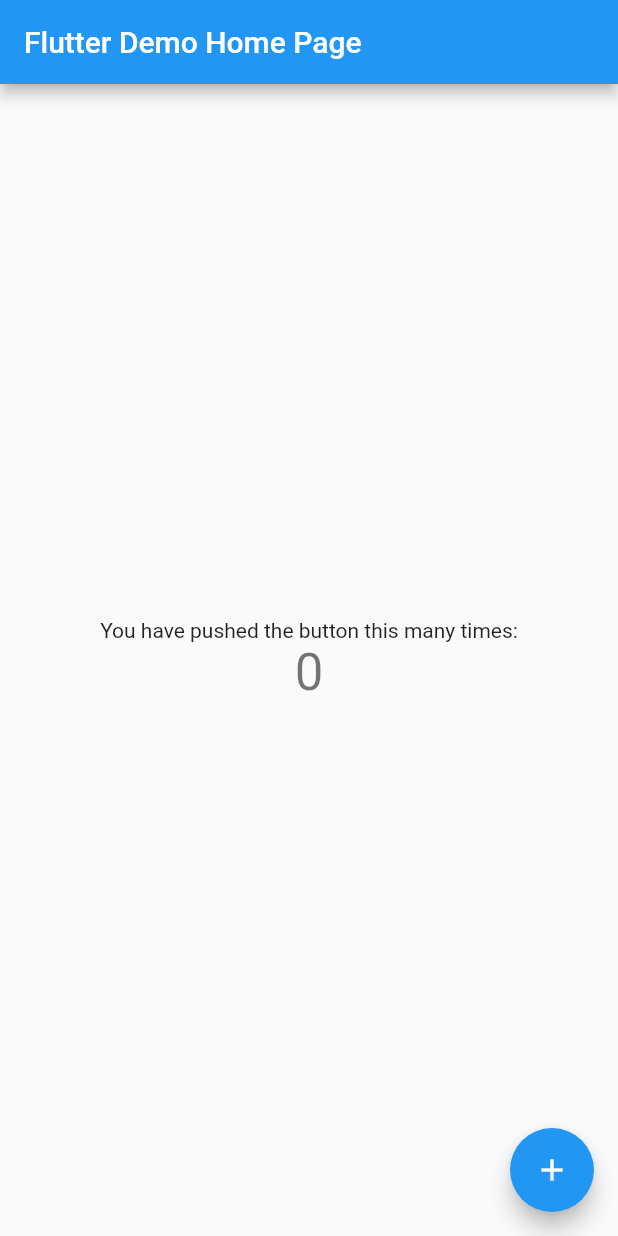
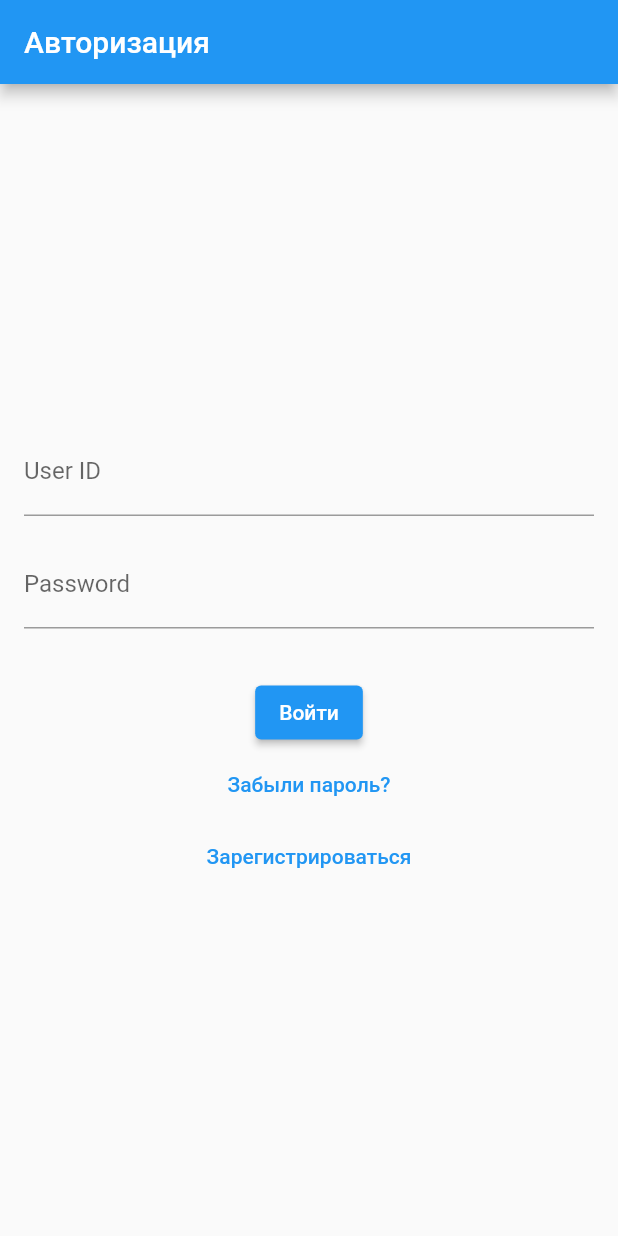
Before and after one commit to Leha-SAN/checkingwork, a Flutter app: the screen it shows after launch, on a phone screen of 412 x 824 dp. Run offline on Flutter 3.47's test engine with Material 2 defaults, Android fonts, the phone set to English and light mode, and no system bars.

Commit message:
Домашнее задание к уроку 9

```diff
--- a/lib/main.dart
+++ b/lib/main.dart
@@ -1,115 +1,23 @@
 import 'package:flutter/material.dart';
+import 'screens/login_screen.dart';
+import 'screens/code_input_screen.dart';
 
 void main() {
-  runApp(const MyApp());
+  runApp(MyApp());
 }
 
 class MyApp extends StatelessWidget {
-  const MyApp({super.key});
-
-  // This widget is the root of your application.
   @override
   Widget build(BuildContext context) {
+    // Проверка наличия данных пользователя
+    bool userExists = false; // Замените на реальную проверку
+
     return MaterialApp(
-      title: 'Flutter Demo',
+      title: 'Auth Example',
       theme: ThemeData(
-        // This is the theme of your application.
-        //
-        // Try running your application with "flutter run". You'll see the
-        // application has a blue toolbar. Then, without quitting the app, try
-        // changing the primarySwatch below to Colors.green and then invoke
-        // "hot reload" (press "r" in the console where you ran "flutter run",
-        // or simply save your changes to "hot reload" in a Flutter IDE).
-        // Notice that the counter didn't reset back to zero; the application
-        // is not restarted.
         primarySwatch: Colors.blue,
       ),
-      home: const MyHomePage(title: 'Flutter Demo Home Page'),
+      home: userExists ? CodeInputScreen() : LoginScreen(),
     );
   }
 }
-
-class MyHomePage extends StatefulWidget {
-  const MyHomePage({super.key, required this.title});
-
-  // This widget is the home page of your application. It is stateful, meaning
-  // that it has a State object (defined below) that contains fields that affect
-  // how it looks.
-
-  // This class is the configuration for the state. It holds the values (in this
-  // case the title) provided by the parent (in this case the App widget) and
-  // used by the build method of the State. Fields in a Widget subclass are
-  // always marked "final".
-
-  final String title;
-
-  @override
-  State<MyHomePage> createState() => _MyHomePageState();
-}
-
-class _MyHomePageState extends State<MyHomePage> {
-  int _counter = 0;
-
-  void _incrementCounter() {
-    setState(() {
-      // This call to setState tells the Flutter framework that something has
-      // changed in this State, which causes it to rerun the build method below
-      // so that the display can reflect the updated values. If we changed
-      // _counter without calling setState(), then the build method would not be
-      // called again, and so nothing would appear to happen.
-      _counter++;
-    });
-  }
-
-  @override
-  Widget build(BuildContext context) {
-    // This method is rerun every time setState is called, for instance as done
-    // by the _incrementCounter method above.
-    //
-    // The Flutter framework has been optimized to make rerunning build methods
-    // fast, so that you can just rebuild anything that needs updating rather
-    // than having to individually change instances of widgets.
-    return Scaffold(
-      appBar: AppBar(
-        // Here we take the value from the MyHomePage object that was created by
-        // the App.build method, and use it to set our appbar title.
-        title: Text(widget.title),
-      ),
-      body: Center(
-        // Center is a layout widget. It takes a single child and positions it
-        // in the middle of the parent.
-        child: Column(
-          // Column is also a layout widget. It takes a list of children and
-          // arranges them vertically. By default, it sizes itself to fit its
-          // children horizontally, and tries to be as tall as its parent.
-          //
-          // Invoke "debug painting" (press "p" in the console, choose the
-          // "Toggle Debug Paint" action from the Flutter Inspector in Android
-          // Studio, or the "Toggle Debug Paint" command in Visual Studio Code)
-          // to see the wireframe for each widget.
-          //
-          // Column has various properties to control how it sizes itself and
-          // how it positions its children. Here we use mainAxisAlignment to
-          // center the children vertically; the main axis here is the vertical
-          // axis because Columns are vertical (the cross axis would be
-          // horizontal).
-          mainAxisAlignment: MainAxisAlignment.center,
-          children: <Widget>[
-            const Text(
-              'You have pushed the button this many times:',
-            ),
-            Text(
-              '$_counter',
-              style: Theme.of(context).textTheme.headlineMedium,
-            ),
-          ],
-        ),
-      ),
-      floatingActionButton: FloatingActionButton(
-        onPressed: _incrementCounter,
-        tooltip: 'Increment',
-        child: const Icon(Icons.add),
-      ), // This trailing comma makes auto-formatting nicer for build methods.
-    );
-  }
-}
--- /dev/null
+++ b/lib/models/user.dart
@@ -0,0 +1,38 @@
+// user.dart
+class User {
+  final int id;
+  final int userId;
+  final String name;
+  final String authkey;
+  final String password;
+
+  User({
+    required this.id,
+    required this.userId,
+    required this.name,
+    required this.authkey,
+    required this.password,
+  });
+
+  // Метод для создания объекта User из JSON
+  factory User.fromJson(Map<String, dynamic> json) {
+    return User(
+      id: json['id'],
+      userId: json['userId'],
+      name: json['name'],
+      authkey: json['authkey'],
+      password: json['password'],
+    );
+  }
+
+  // Метод для преобразования объекта User в JSON
+  Map<String, dynamic> toJson() {
+    return {
+      'id': id,
+      'userId': userId,
+      'name': name,
+      'authkey': authkey,
+      'password': password,
+    };
+  }
+}
--- /dev/null
+++ b/lib/screens/login_screen.dart
@@ -0,0 +1,67 @@
+// lib/screens/login_screen.dart
+
+import 'package:flutter/material.dart';
+import 'package:checkingwork/models/user.dart';
+import 'registration_screen.dart';
+import 'code_input_screen.dart';
+import 'forgot_password_screen.dart';
+
+class LoginScreen extends StatelessWidget {
+  final TextEditingController _userIdController = TextEditingController();
+  final TextEditingController _passwordController = TextEditingController();
+
+  @override
+  Widget build(BuildContext context) {
+    return Scaffold(
+      appBar: AppBar(
+        title: Text('Авторизация'),
+      ),
+      body: Padding(
+        padding: EdgeInsets.all(16.0),
+        child: Column(
+          mainAxisAlignment: MainAxisAlignment.center,
+          children: <Widget>[
+            TextField(
+              controller: _userIdController,
+              decoration: InputDecoration(labelText: 'User ID'),
+            ),
+            SizedBox(height: 16),
+            TextField(
+              controller: _passwordController,
+              decoration: InputDecoration(labelText: 'Password'),
+              obscureText: true,
+            ),
+            SizedBox(height: 32),
+            ElevatedButton(
+              onPressed: () {
+                Navigator.push(
+                  context,
+                  MaterialPageRoute(builder: (context) => CodeInputScreen()),
+                );
+              },
+              child: Text('Войти'),
+            ),
+            TextButton(
+              onPressed: () {
+                Navigator.push(
+                  context,
+                  MaterialPageRoute(builder: (context) => ForgotPasswordScreen()),
+                );
+              },
+              child: Text('Забыли пароль?'),
+            ),
+            TextButton(
+              onPressed: () {
+                Navigator.push(
+                  context,
+                  MaterialPageRoute(builder: (context) => RegistrationScreen()),
+                );
+              },
+              child: Text('Зарегистрироваться'),
+            ),
+          ],
+        ),
+      ),
+    );
+  }
+}
```
Also changed, not shown: lib/screens/code_input_screen.dart (added, +15 -0 lines), lib/screens/forgot_password_screen.dart (added, +34 -0 lines), lib/screens/registration_screen.dart (added, +61 -0 lines), presentation.gif (added), 2 other files.
